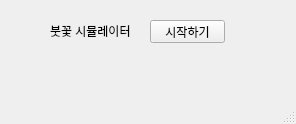
Old version of the form untitled.ui in the repository CChuYong/IrisClassifier.
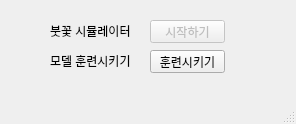
New version of the form.

```diff
--- a/untitled.ui
+++ b/untitled.ui
@@ -28,6 +28,9 @@
     </property>
    </widget>
    <widget class="QPushButton" name="pushButton">
+    <property name="enabled">
+     <bool>false</bool>
+    </property>
     <property name="geometry">
      <rect>
       <x>150</x>
@@ -40,6 +43,35 @@
      <string>시작하기</string>
     </property>
    </widget>
+   <widget class="QLabel" name="label_2">
+    <property name="geometry">
+     <rect>
+      <x>50</x>
+      <y>40</y>
+      <width>121</width>
+      <height>41</height>
+     </rect>
+    </property>
+    <property name="text">
+     <string>모델 훈련시키기</string>
+    </property>
+   </widget>
+   <widget class="QPushButton" name="startTrain">
+    <property name="enabled">
+     <bool>true</bool>
+    </property>
+    <property name="geometry">
+     <rect>
+      <x>150</x>
+      <y>50</y>
+      <width>75</width>
+      <height>23</height>
+     </rect>
+    </property>
+    <property name="text">
+     <string>훈련시키기</string>
+    </property>
+   </widget>
   </widget>
   <widget class="QMenuBar" name="menubar">
    <property name="geometry">
```
